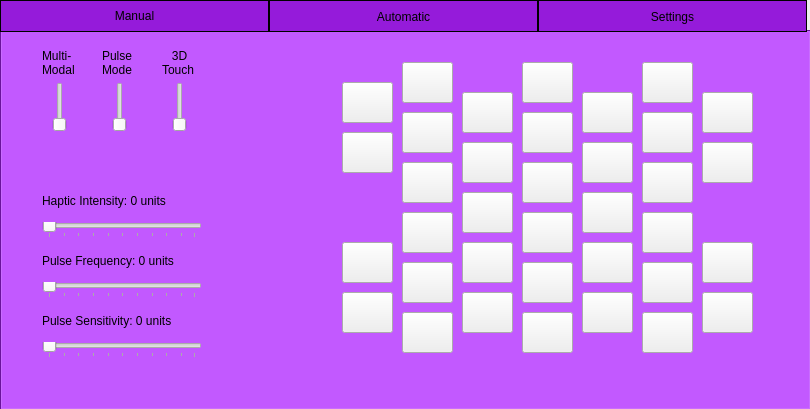
This is GUI/vr_gui_layout.ui in rschloen/haptic_vr as Qt 5 draws it before an edit. The edited form follows.
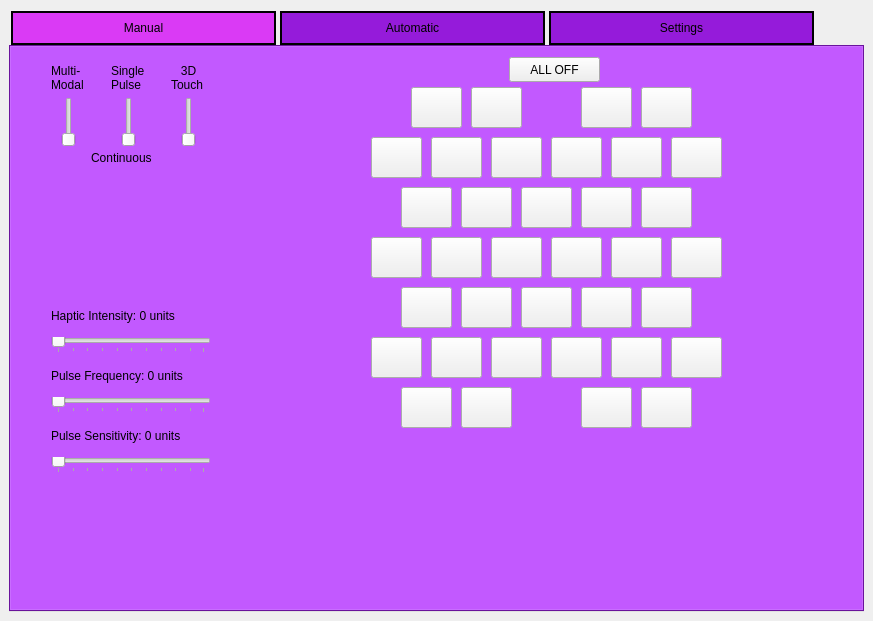
This is the edited form. The open tabs and pages were chosen to show the change. Icons and pictures are not drawn.

Commit message:
Added individual actuator control through GUI
Continuous(solid On, no pulsing) control for actuators through GUI.
Have tested other OP modes with timing but have to implemented with GUI.

```diff
--- a/GUI/vr_gui_layout.ui
+++ b/GUI/vr_gui_layout.ui
@@ -9,8 +9,8 @@
    <rect>
     <x>0</x>
     <y>0</y>
-    <width>810</width>
-    <height>409</height>
+    <width>873</width>
+    <height>621</height>
    </rect>
   </property>
   <property name="windowTitle">
@@ -19,40 +19,53 @@
   <property name="autoFillBackground">
    <bool>false</bool>
   </property>
+  <property name="styleSheet">
+   <string notr="true">QPushButton:checked{
+	color: blue;
+	background-color: rgb(48, 50, 198);
+	border: 1px solid black;
+}</string>
+  </property>
   <widget class="QWidget" name="centralwidget">
    <property name="autoFillBackground">
     <bool>true</bool>
    </property>
-   <widget class="QWidget" name="gridLayoutWidget">
-    <property name="geometry">
-     <rect>
-      <x>0</x>
-      <y>0</y>
-      <width>811</width>
-      <height>411</height>
-     </rect>
-    </property>
-    <layout class="QGridLayout" name="gridLayout" rowstretch="0" columnstretch="0">
-     <property name="sizeConstraint">
-      <enum>QLayout::SetNoConstraint</enum>
-     </property>
+   <layout class="QHBoxLayout" name="horizontalLayout">
+    <item>
+     <layout class="QHBoxLayout" name="horizontalLayout_2">
      <property name="spacing">
       <number>0</number>
      </property>
-     <item row="0" column="0">
+      <property name="sizeConstraint">
+       <enum>QLayout::SetMaximumSize</enum>
+      </property>
+      <item>
       <widget class="QTabWidget" name="tabWidget">
        <property name="enabled">
         <bool>true</bool>
        </property>
+        <property name="sizePolicy">
+         <sizepolicy hsizetype="Expanding" vsizetype="Expanding">
+          <horstretch>1</horstretch>
+          <verstretch>1</verstretch>
+         </sizepolicy>
+        </property>
        <property name="autoFillBackground">
         <bool>false</bool>
        </property>
        <property name="styleSheet">
         <string notr="true">QTabBar::tab {
-	border: 1px solid black;
+	border: 2px solid black;
 	height: 30px; 
-	width: 267px; 
-	background-color: rgb(149, 27, 218);}
+	width: 261px; 
+	background-color: rgb(149, 27, 218);
+	margin: 2px;
+	
+}
+QTabBar::tab:selected{
+	background-color: rgb(218, 58, 245);	
+	margin: 2px;
+}
 
 QTabWidget{
 	background-color: rgb(149, 27, 218);}</string>
@@ -92,6 +105,23 @@
            <height>50</height>
           </rect>
          </property>
+          <property name="styleSheet">
+           <string notr="true">QSlider::groove:vertical{
+	position: absolute;
+	left: 4px; right: 4px;
+}
+QSlider::add-page:vertical{
+	background: white;
+}
+QSlider::sub-page:vertical{
+	background: rgb(48, 50, 198);
+}
+QSlider::handle:vertical{
+	height: 10px;
+	margin: 0 -4px;
+	backgound: rgb(218, 58, 245);
+}</string>
+          </property>
          <property name="maximum">
           <number>1</number>
          </property>
@@ -119,7 +149,7 @@
          <property name="geometry">
           <rect>
            <x>40</x>
-           <y>190</y>
+            <y>290</y>
            <width>160</width>
            <height>16</height>
           </rect>
@@ -137,30 +167,39 @@
           <number>10</number>
          </property>
         </widget>
-        <widget class="QPushButton" name="pushButton">
-         <property name="geometry">
-          <rect>
-           <x>340</x>
-           <y>50</y>
-           <width>51</width>
-           <height>41</height>
-          </rect>
-         </property>
-         <property name="text">
-          <string/>
-         </property>
-        </widget>
-        <widget class="QPushButton" name="pushButton_2">
+         <widget class="QPushButton" name="Act1">
          <property name="geometry">
           <rect>
            <x>400</x>
-           <y>30</y>
+            <y>40</y>
            <width>51</width>
            <height>41</height>
           </rect>
          </property>
+          <property name="styleSheet">
+           <string notr="true"/>
+          </property>
          <property name="text">
           <string/>
+          </property>
+          <property name="checkable">
+           <bool>true</bool>
+          </property>
+         </widget>
+         <widget class="QPushButton" name="Act2">
+          <property name="geometry">
+           <rect>
+            <x>460</x>
+            <y>40</y>
+            <width>51</width>
+            <height>41</height>
+           </rect>
+          </property>
+          <property name="text">
+           <string/>
+          </property>
+          <property name="checkable">
+           <bool>true</bool>
          </property>
         </widget>
         <widget class="QLabel" name="label">
@@ -195,7 +234,7 @@
          <property name="geometry">
           <rect>
            <x>40</x>
-           <y>250</y>
+            <y>350</y>
            <width>160</width>
            <height>16</height>
           </rect>
@@ -214,7 +253,7 @@
          <property name="geometry">
           <rect>
            <x>40</x>
-           <y>310</y>
+            <y>410</y>
            <width>160</width>
            <height>16</height>
           </rect>
@@ -239,15 +278,15 @@
           </rect>
          </property>
          <property name="text">
-          <string>Pulse
-Mode</string>
+           <string>Single
+Pulse</string>
          </property>
         </widget>
         <widget class="QLabel" name="haptic_int_text">
          <property name="geometry">
           <rect>
            <x>40</x>
-           <y>160</y>
+            <y>260</y>
            <width>191</width>
            <height>17</height>
           </rect>
@@ -260,7 +299,7 @@
          <property name="geometry">
           <rect>
            <x>40</x>
-           <y>220</y>
+            <y>320</y>
            <width>201</width>
            <height>17</height>
           </rect>
@@ -273,7 +312,7 @@
          <property name="geometry">
           <rect>
            <x>40</x>
-           <y>280</y>
+            <y>380</y>
            <width>211</width>
            <height>17</height>
           </rect>
@@ -285,8 +324,8 @@
         <widget class="QPushButton" name="pushButton_3">
          <property name="geometry">
           <rect>
-           <x>460</x>
-           <y>60</y>
+            <x>480</x>
+            <y>90</y>
            <width>51</width>
            <height>41</height>
           </rect>
@@ -294,12 +333,15 @@
          <property name="text">
           <string/>
          </property>
-        </widget>
-        <widget class="QPushButton" name="pushButton_4">
+          <property name="checkable">
+           <bool>true</bool>
+          </property>
+         </widget>
+         <widget class="QPushButton" name="Act3">
          <property name="geometry">
           <rect>
-           <x>520</x>
-           <y>30</y>
+            <x>570</x>
+            <y>40</y>
            <width>51</width>
            <height>41</height>
           </rect>
@@ -307,12 +349,15 @@
          <property name="text">
           <string/>
          </property>
-        </widget>
-        <widget class="QPushButton" name="pushButton_5">
+          <property name="checkable">
+           <bool>true</bool>
+          </property>
+         </widget>
+         <widget class="QPushButton" name="Act9">
          <property name="geometry">
           <rect>
-           <x>580</x>
-           <y>60</y>
+            <x>600</x>
+            <y>90</y>
            <width>51</width>
            <height>41</height>
           </rect>
@@ -320,12 +365,15 @@
          <property name="text">
           <string/>
          </property>
-        </widget>
-        <widget class="QPushButton" name="pushButton_6">
+          <property name="checkable">
+           <bool>true</bool>
+          </property>
+         </widget>
+         <widget class="QPushButton" name="Act4">
          <property name="geometry">
           <rect>
-           <x>640</x>
-           <y>30</y>
+            <x>630</x>
+            <y>40</y>
            <width>51</width>
            <height>41</height>
           </rect>
@@ -333,12 +381,15 @@
          <property name="text">
           <string/>
          </property>
-        </widget>
-        <widget class="QPushButton" name="pushButton_7">
+          <property name="checkable">
+           <bool>true</bool>
+          </property>
+         </widget>
+         <widget class="QPushButton" name="Act6">
          <property name="geometry">
           <rect>
-           <x>400</x>
-           <y>80</y>
+            <x>420</x>
+            <y>90</y>
            <width>51</width>
            <height>41</height>
           </rect>
@@ -346,12 +397,15 @@
          <property name="text">
           <string/>
          </property>
-        </widget>
-        <widget class="QPushButton" name="pushButton_8">
+          <property name="checkable">
+           <bool>true</bool>
+          </property>
+         </widget>
+         <widget class="QPushButton" name="Act12">
          <property name="geometry">
           <rect>
-           <x>460</x>
-           <y>110</y>
+            <x>450</x>
+            <y>140</y>
            <width>51</width>
            <height>41</height>
           </rect>
@@ -359,12 +413,18 @@
          <property name="text">
           <string/>
          </property>
-        </widget>
-        <widget class="QPushButton" name="pushButton_9">
+          <property name="checkable">
+           <bool>true</bool>
+          </property>
+          <property name="checked">
+           <bool>false</bool>
+          </property>
+         </widget>
+         <widget class="QPushButton" name="Act8">
          <property name="geometry">
           <rect>
-           <x>520</x>
-           <y>80</y>
+            <x>540</x>
+            <y>90</y>
            <width>51</width>
            <height>41</height>
           </rect>
@@ -372,12 +432,15 @@
          <property name="text">
           <string/>
          </property>
-        </widget>
-        <widget class="QPushButton" name="pushButton_10">
+          <property name="checkable">
+           <bool>true</bool>
+          </property>
+         </widget>
+         <widget class="QPushButton" name="Act36">
          <property name="geometry">
           <rect>
-           <x>700</x>
-           <y>60</y>
+            <x>630</x>
+            <y>340</y>
            <width>51</width>
            <height>41</height>
           </rect>
@@ -385,12 +448,15 @@
          <property name="text">
           <string/>
          </property>
-        </widget>
-        <widget class="QPushButton" name="pushButton_11">
+          <property name="checkable">
+           <bool>true</bool>
+          </property>
+         </widget>
+         <widget class="QPushButton" name="Act5">
          <property name="geometry">
           <rect>
-           <x>340</x>
-           <y>100</y>
+            <x>360</x>
+            <y>90</y>
            <width>51</width>
            <height>41</height>
           </rect>
@@ -398,12 +464,15 @@
          <property name="text">
           <string/>
          </property>
-        </widget>
-        <widget class="QPushButton" name="pushButton_12">
+          <property name="checkable">
+           <bool>true</bool>
+          </property>
+         </widget>
+         <widget class="QPushButton" name="Act14">
          <property name="geometry">
           <rect>
-           <x>580</x>
-           <y>110</y>
+            <x>570</x>
+            <y>140</y>
            <width>51</width>
            <height>41</height>
           </rect>
@@ -411,12 +480,15 @@
          <property name="text">
           <string/>
          </property>
-        </widget>
-        <widget class="QPushButton" name="pushButton_13">
+          <property name="checkable">
+           <bool>true</bool>
+          </property>
+         </widget>
+         <widget class="QPushButton" name="Act10">
          <property name="geometry">
           <rect>
-           <x>640</x>
-           <y>80</y>
+            <x>660</x>
+            <y>90</y>
            <width>51</width>
            <height>41</height>
           </rect>
@@ -424,12 +496,15 @@
          <property name="text">
           <string/>
          </property>
-        </widget>
-        <widget class="QPushButton" name="pushButton_14">
+          <property name="checkable">
+           <bool>true</bool>
+          </property>
+         </widget>
+         <widget class="QPushButton" name="Act35">
          <property name="geometry">
           <rect>
-           <x>700</x>
-           <y>110</y>
+            <x>570</x>
+            <y>340</y>
            <width>51</width>
            <height>41</height>
           </rect>
@@ -437,12 +512,15 @@
          <property name="text">
           <string/>
          </property>
-        </widget>
-        <widget class="QPushButton" name="pushButton_15">
+          <property name="checkable">
+           <bool>true</bool>
+          </property>
+         </widget>
+         <widget class="QPushButton" name="Act11">
          <property name="geometry">
           <rect>
-           <x>400</x>
-           <y>130</y>
+            <x>390</x>
+            <y>140</y>
            <width>51</width>
            <height>41</height>
           </rect>
@@ -450,12 +528,15 @@
          <property name="text">
           <string/>
          </property>
-        </widget>
-        <widget class="QPushButton" name="pushButton_16">
+          <property name="checkable">
+           <bool>true</bool>
+          </property>
+         </widget>
+         <widget class="QPushButton" name="Act13">
          <property name="geometry">
           <rect>
-           <x>520</x>
-           <y>130</y>
+            <x>510</x>
+            <y>140</y>
            <width>51</width>
            <height>41</height>
           </rect>
@@ -463,12 +544,15 @@
          <property name="text">
           <string/>
          </property>
-        </widget>
-        <widget class="QPushButton" name="pushButton_17">
+          <property name="checkable">
+           <bool>true</bool>
+          </property>
+         </widget>
+         <widget class="QPushButton" name="Act15">
          <property name="geometry">
           <rect>
-           <x>640</x>
-           <y>130</y>
+            <x>630</x>
+            <y>140</y>
            <width>51</width>
            <height>41</height>
           </rect>
@@ -476,12 +560,15 @@
          <property name="text">
           <string/>
          </property>
-        </widget>
-        <widget class="QPushButton" name="pushButton_18">
+          <property name="checkable">
+           <bool>true</bool>
+          </property>
+         </widget>
+         <widget class="QPushButton" name="Act18">
          <property name="geometry">
           <rect>
-           <x>460</x>
-           <y>160</y>
+            <x>480</x>
+            <y>190</y>
            <width>51</width>
            <height>41</height>
           </rect>
@@ -489,12 +576,15 @@
          <property name="text">
           <string/>
          </property>
-        </widget>
-        <widget class="QPushButton" name="pushButton_19">
+          <property name="checkable">
+           <bool>true</bool>
+          </property>
+         </widget>
+         <widget class="QPushButton" name="Act20">
          <property name="geometry">
           <rect>
-           <x>580</x>
-           <y>160</y>
+            <x>600</x>
+            <y>190</y>
            <width>51</width>
            <height>41</height>
           </rect>
@@ -502,12 +592,15 @@
          <property name="text">
           <string/>
          </property>
-        </widget>
-        <widget class="QPushButton" name="pushButton_20">
+          <property name="checkable">
+           <bool>true</bool>
+          </property>
+         </widget>
+         <widget class="QPushButton" name="Act17">
          <property name="geometry">
           <rect>
-           <x>400</x>
-           <y>180</y>
+            <x>420</x>
+            <y>190</y>
            <width>51</width>
            <height>41</height>
           </rect>
@@ -515,12 +608,15 @@
          <property name="text">
           <string/>
          </property>
-        </widget>
-        <widget class="QPushButton" name="pushButton_21">
+          <property name="checkable">
+           <bool>true</bool>
+          </property>
+         </widget>
+         <widget class="QPushButton" name="Act19">
          <property name="geometry">
           <rect>
-           <x>520</x>
-           <y>180</y>
+            <x>540</x>
+            <y>190</y>
            <width>51</width>
            <height>41</height>
           </rect>
@@ -528,12 +624,15 @@
          <property name="text">
           <string/>
          </property>
-        </widget>
-        <widget class="QPushButton" name="pushButton_22">
+          <property name="checkable">
+           <bool>true</bool>
+          </property>
+         </widget>
+         <widget class="QPushButton" name="Act21">
          <property name="geometry">
           <rect>
-           <x>640</x>
-           <y>180</y>
+            <x>660</x>
+            <y>190</y>
            <width>51</width>
            <height>41</height>
           </rect>
@@ -541,12 +640,15 @@
          <property name="text">
           <string/>
          </property>
-        </widget>
-        <widget class="QPushButton" name="pushButton_23">
+          <property name="checkable">
+           <bool>true</bool>
+          </property>
+         </widget>
+         <widget class="QPushButton" name="Act23">
          <property name="geometry">
           <rect>
-           <x>460</x>
-           <y>210</y>
+            <x>450</x>
+            <y>240</y>
            <width>51</width>
            <height>41</height>
           </rect>
@@ -554,12 +656,15 @@
          <property name="text">
           <string/>
          </property>
-        </widget>
-        <widget class="QPushButton" name="pushButton_24">
+          <property name="checkable">
+           <bool>true</bool>
+          </property>
+         </widget>
+         <widget class="QPushButton" name="Act25">
          <property name="geometry">
           <rect>
-           <x>580</x>
-           <y>210</y>
+            <x>570</x>
+            <y>240</y>
            <width>51</width>
            <height>41</height>
           </rect>
@@ -567,12 +672,15 @@
          <property name="text">
           <string/>
          </property>
-        </widget>
-        <widget class="QPushButton" name="pushButton_25">
+          <property name="checkable">
+           <bool>true</bool>
+          </property>
+         </widget>
+         <widget class="QPushButton" name="Act22">
          <property name="geometry">
           <rect>
-           <x>400</x>
-           <y>230</y>
+            <x>390</x>
+            <y>240</y>
            <width>51</width>
            <height>41</height>
           </rect>
@@ -580,12 +688,15 @@
          <property name="text">
           <string/>
          </property>
-        </widget>
-        <widget class="QPushButton" name="pushButton_26">
+          <property name="checkable">
+           <bool>true</bool>
+          </property>
+         </widget>
+         <widget class="QPushButton" name="Act28">
          <property name="geometry">
           <rect>
-           <x>400</x>
-           <y>280</y>
+            <x>420</x>
+            <y>290</y>
            <width>51</width>
            <height>41</height>
           </rect>
@@ -593,12 +704,15 @@
          <property name="text">
           <string/>
          </property>
-        </widget>
-        <widget class="QPushButton" name="pushButton_28">
+          <property name="checkable">
+           <bool>true</bool>
+          </property>
+         </widget>
+         <widget class="QPushButton" name="Act29">
          <property name="geometry">
           <rect>
-           <x>460</x>
-           <y>260</y>
+            <x>480</x>
+            <y>290</y>
            <width>51</width>
            <height>41</height>
           </rect>
@@ -606,12 +720,15 @@
          <property name="text">
           <string/>
          </property>
-        </widget>
-        <widget class="QPushButton" name="pushButton_29">
+          <property name="checkable">
+           <bool>true</bool>
+          </property>
+         </widget>
+         <widget class="QPushButton" name="Act24">
          <property name="geometry">
           <rect>
-           <x>520</x>
-           <y>230</y>
+            <x>510</x>
+            <y>240</y>
            <width>51</width>
            <height>41</height>
           </rect>
@@ -619,12 +736,15 @@
          <property name="text">
           <string/>
          </property>
-        </widget>
-        <widget class="QPushButton" name="pushButton_30">
+          <property name="checkable">
+           <bool>true</bool>
+          </property>
+         </widget>
+         <widget class="QPushButton" name="Act31">
          <property name="geometry">
           <rect>
-           <x>580</x>
-           <y>260</y>
+            <x>600</x>
+            <y>290</y>
            <width>51</width>
            <height>41</height>
           </rect>
@@ -632,12 +752,15 @@
          <property name="text">
           <string/>
          </property>
-        </widget>
-        <widget class="QPushButton" name="pushButton_31">
+          <property name="checkable">
+           <bool>true</bool>
+          </property>
+         </widget>
+         <widget class="QPushButton" name="Act26">
          <property name="geometry">
           <rect>
-           <x>640</x>
-           <y>230</y>
+            <x>630</x>
+            <y>240</y>
            <width>51</width>
            <height>41</height>
           </rect>
@@ -645,12 +768,15 @@
          <property name="text">
           <string/>
          </property>
-        </widget>
-        <widget class="QPushButton" name="pushButton_27">
+          <property name="checkable">
+           <bool>true</bool>
+          </property>
+         </widget>
+         <widget class="QPushButton" name="Act30">
          <property name="geometry">
           <rect>
-           <x>520</x>
-           <y>280</y>
+            <x>540</x>
+            <y>290</y>
            <width>51</width>
            <height>41</height>
           </rect>
@@ -658,12 +784,15 @@
          <property name="text">
           <string/>
          </property>
-        </widget>
-        <widget class="QPushButton" name="pushButton_32">
+          <property name="checkable">
+           <bool>true</bool>
+          </property>
+         </widget>
+         <widget class="QPushButton" name="Act32">
          <property name="geometry">
           <rect>
-           <x>640</x>
-           <y>280</y>
+            <x>660</x>
+            <y>290</y>
            <width>51</width>
            <height>41</height>
           </rect>
@@ -671,12 +800,15 @@
          <property name="text">
           <string/>
          </property>
-        </widget>
-        <widget class="QPushButton" name="pushButton_33">
+          <property name="checkable">
+           <bool>true</bool>
+          </property>
+         </widget>
+         <widget class="QPushButton" name="Act27">
          <property name="geometry">
           <rect>
-           <x>340</x>
-           <y>260</y>
+            <x>360</x>
+            <y>290</y>
            <width>51</width>
            <height>41</height>
           </rect>
@@ -684,12 +816,15 @@
          <property name="text">
           <string/>
          </property>
-        </widget>
-        <widget class="QPushButton" name="pushButton_34">
+          <property name="checkable">
+           <bool>true</bool>
+          </property>
+         </widget>
+         <widget class="QPushButton" name="Act16">
          <property name="geometry">
           <rect>
-           <x>340</x>
-           <y>210</y>
+            <x>360</x>
+            <y>190</y>
            <width>51</width>
            <height>41</height>
           </rect>
@@ -697,12 +832,15 @@
          <property name="text">
           <string/>
          </property>
-        </widget>
-        <widget class="QPushButton" name="pushButton_35">
+          <property name="checkable">
+           <bool>true</bool>
+          </property>
+         </widget>
+         <widget class="QPushButton" name="Act33">
          <property name="geometry">
           <rect>
-           <x>700</x>
-           <y>260</y>
+            <x>390</x>
+            <y>340</y>
            <width>51</width>
            <height>41</height>
           </rect>
@@ -710,18 +848,50 @@
          <property name="text">
           <string/>
          </property>
-        </widget>
-        <widget class="QPushButton" name="pushButton_36">
+          <property name="checkable">
+           <bool>true</bool>
+          </property>
+         </widget>
+         <widget class="QPushButton" name="Act34">
          <property name="geometry">
           <rect>
-           <x>700</x>
-           <y>210</y>
+            <x>450</x>
+            <y>340</y>
            <width>51</width>
            <height>41</height>
           </rect>
          </property>
          <property name="text">
           <string/>
+          </property>
+          <property name="checkable">
+           <bool>true</bool>
+          </property>
+         </widget>
+         <widget class="QPushButton" name="all_off">
+          <property name="geometry">
+           <rect>
+            <x>498</x>
+            <y>10</y>
+            <width>91</width>
+            <height>25</height>
+           </rect>
+          </property>
+          <property name="text">
+           <string>ALL OFF</string>
+          </property>
+         </widget>
+         <widget class="QLabel" name="label_4">
+          <property name="geometry">
+           <rect>
+            <x>80</x>
+            <y>90</y>
+            <width>91</width>
+            <height>41</height>
+           </rect>
+          </property>
+          <property name="text">
+           <string>Continuous</string>
          </property>
         </widget>
        </widget>
@@ -1834,7 +2004,8 @@
       </widget>
      </item>
     </layout>
-   </widget>
+    </item>
+   </layout>
   </widget>
  </widget>
  <resources/>
```
Left out of the diff: 440 changed lines with no effect on the pictures. Lines whose indentation alone changed are shown as unchanged. The commit also changes 3 other files.
